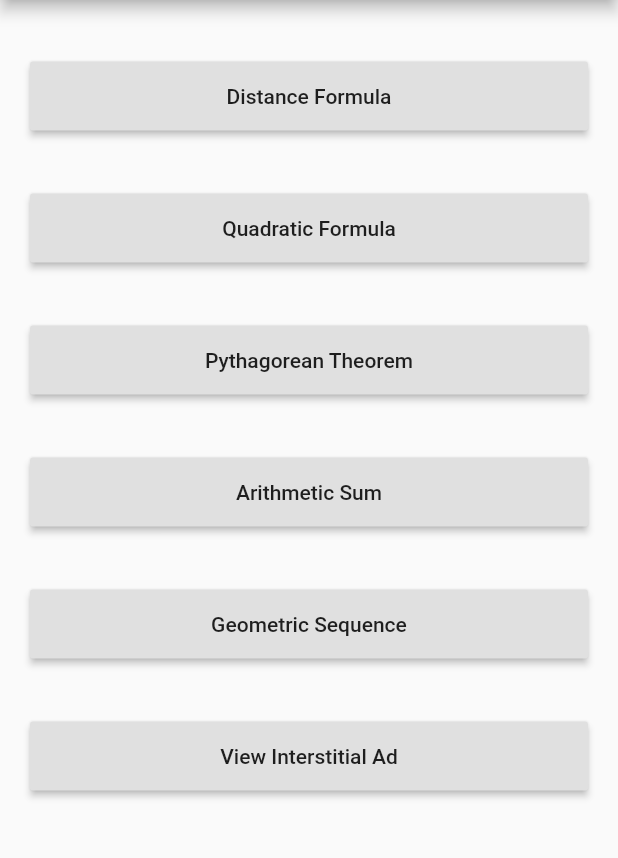
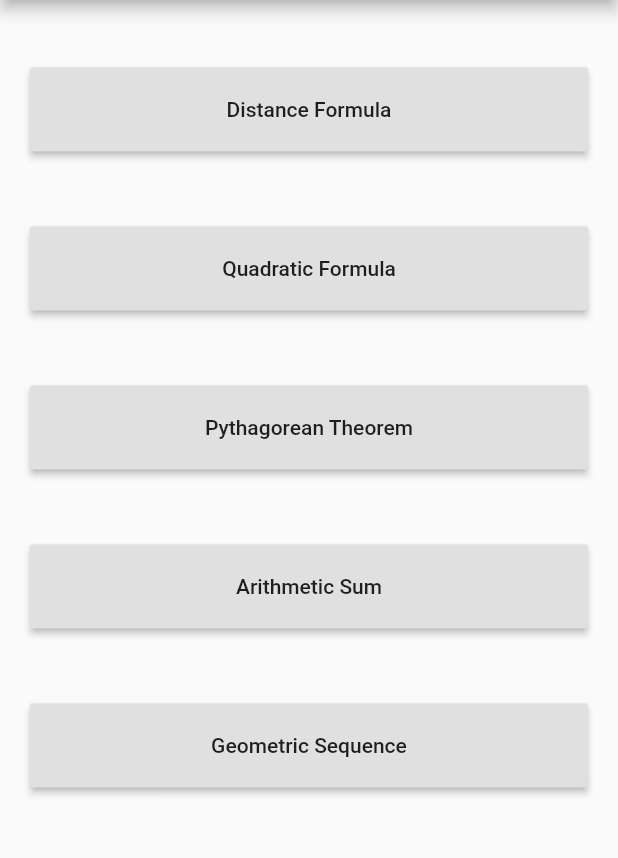
Before and after one commit to McHippy3/equation_solver, a Flutter app: the screen it shows after launch, on a phone screen of 412 x 824 dp, the part 84-942 px from its top. Run offline on Flutter 3.47's test engine with Material 2 defaults, Android fonts, the phone set to English and light mode, and no system bars.

Commit message:
Removed Ads Causing Errors

```diff
--- a/lib/formula_buttons.dart
+++ b/lib/formula_buttons.dart
@@ -8,22 +8,14 @@ import 'geometric_page.dart';
 class FormulaButton extends StatelessWidget {
   String buttonText;
 
-  /*static MobileAdTargetingInfo targetingInfo = MobileAdTargetingInfo(
-    testDevices: <String>['E54D20723992CFC03380BA590CD8F60A'],
-  );
-
-  InterstitialAd interstitialAd;
-  */
-
   FormulaButton(this.buttonText);
 
   @override
   Widget build(BuildContext context) {
-    adSetUp();
     return Container(
-      padding: const EdgeInsets.symmetric(vertical: 20.0),
+      padding: const EdgeInsets.symmetric(vertical: 25.0),
       child: RaisedButton(
-        padding: const EdgeInsets.all(15.0),
+        padding: const EdgeInsets.all(20.0),
         child: Text(buttonText),
         onPressed: () {
           switch (buttonText) {
@@ -51,23 +43,9 @@ class FormulaButton extends StatelessWidget {
               Navigator.push(context,
                   MaterialPageRoute(builder: (context) => GeometricPage()));
               break;
-            case 'View Interstitial Ad':
-              //interstitialAd..show();
-              break;
           }
         },
       ),
     );
   }
-
-  void adSetUp() {
-    /*if(Platform.isAndroid) {
-      FirebaseAdMob.instance.initialize(appId: FirebaseAdMob.testAppId);
-    }
-    interstitialAd = InterstitialAd(
-        adUnitId: InterstitialAd.testAdUnitId,
-        targetingInfo: targetingInfo,
-        listener: (MobileAdEvent event) {});
-    interstitialAd..load();
-  */}
 }
--- a/lib/main_page.dart
+++ b/lib/main_page.dart
@@ -18,7 +18,6 @@ class MainPage extends StatelessWidget {
           FormulaButton('Pythagorean Theorem'),
           FormulaButton('Arithmetic Sum'),
           FormulaButton('Geometric Sequence'),
-          FormulaButton('View Interstitial Ad'),
         ],
       ),
     );
```
